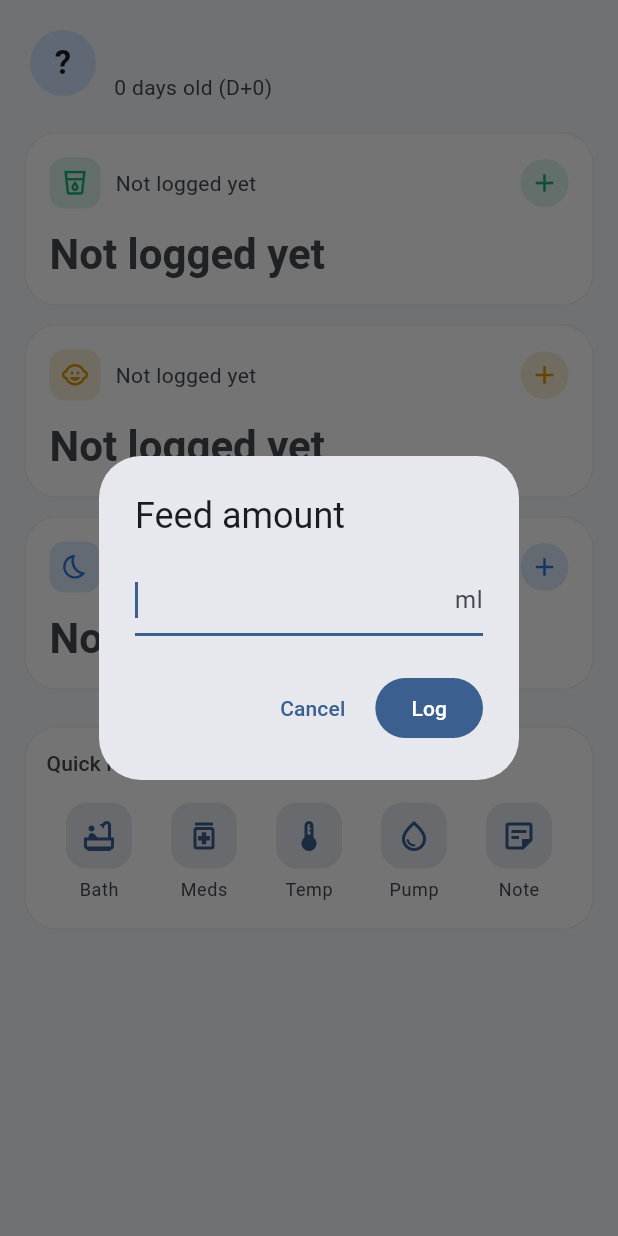
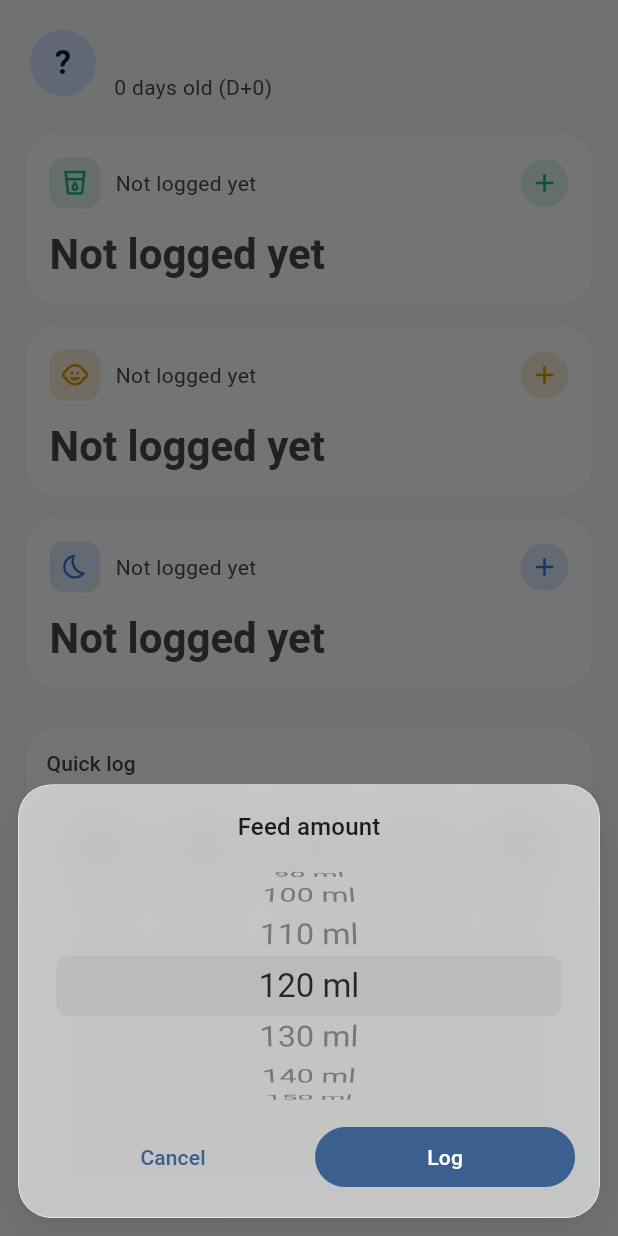
Before and after one commit to hojoongdev/dayby, a Flutter app: the _Board widget shown alone on an empty page, opened directly with empty values, after a tap on the "add" icon, on a phone screen of 412 x 824 dp. Run offline on Flutter 3.47's test engine with Material 3 defaults, Android fonts, the phone set to English and light mode, and no system bars; our stand-ins replace cross_file, dio, fl_chart, flutter_local_notifications, flutter_riverpod, flutter_secure_storage and 8 more; missing offline and left inert: record; accounts and stored records are empty; network calls fail.

Commit message:
Pick a feed amount on a wheel; stop the log toast stacking
A feed is a familiar 30-300 ml range, so spin a wheel to it instead of typing.
And tapping sleep down-then-up left two toasts sitting there; the newest now
replaces the last.

```diff
--- a/app/lib/screens/dashboard_screen.dart
+++ b/app/lib/screens/dashboard_screen.dart
@@ -1,3 +1,4 @@
+import 'package:flutter/cupertino.dart';
 import 'package:flutter/material.dart';
 import 'package:flutter_riverpod/flutter_riverpod.dart';
 
@@ -127,6 +128,9 @@ class _Board extends ConsumerWidget {
             source: 'text',
           );
       _refresh(ref);
+      // Tapping sleep twice (down, then up) should not stack two bars that then sit
+      // there; the newest replaces the last.
+      messenger.hideCurrentSnackBar();
       messenger.showSnackBar(SnackBar(
         content: Text(
             'Logged ${eventSummary(saved.type, saved.subtype, saved.fields, units: units)}'),
@@ -224,10 +228,78 @@ class _Board extends ConsumerWidget {
 }
 
 /// Ask for a volume in the caregiver's unit, return millilitres (what is stored).
+/// A feed is a familiar range, not free text — spin a wheel to it. ml 30–300 by 10,
+/// or oz 1–10 by a half. Returns ml (what is stored).
 Future<double?> _askAmount(BuildContext context, String title, String unit) async {
-  final value = await _askNumber(context, title, unit);
-  if (value == null) return null;
-  return unit == 'oz' ? value * 29.5735 : value;
+  final oz = unit == 'oz';
+  final values = oz
+      ? [for (var v = 1.0; v <= 10.0; v += 0.5) v]
+      : [for (var v = 30.0; v <= 300.0; v += 10.0) v];
+  final start = () {
+    final i = values.indexOf(oz ? 4.0 : 120.0);
+    return i < 0 ? values.length ~/ 2 : i;
+  }();
+  final controller = FixedExtentScrollController(initialItem: start);
+  var index = start;
+
+  final picked = await showModalBottomSheet<double>(
+    context: context,
+    backgroundColor: Colors.transparent,
+    builder: (ctx) {
+      final theme = Theme.of(ctx);
+      return SafeArea(
+        child: Padding(
+          padding: const EdgeInsets.all(12),
+          child: GlassCard(
+            child: Column(
+              mainAxisSize: MainAxisSize.min,
+              children: [
+                Text(title, style: theme.textTheme.titleMedium),
+                const SizedBox(height: 4),
+                SizedBox(
+                  height: 180,
+                  child: CupertinoPicker(
+                    scrollController: controller,
+                    itemExtent: 40,
+                    onSelectedItemChanged: (i) => index = i,
+                    children: [
+                      for (final v in values)
+                        Center(
+                          child: Text(
+                            oz ? '$v oz' : '${v.toInt()} ml',
+                            style: theme.textTheme.titleLarge,
+                          ),
+                        ),
+                    ],
+                  ),
+                ),
+                Row(
+                  children: [
+                    Expanded(
+                      child: TextButton(
+                        onPressed: () => Navigator.pop(ctx),
+                        child: const Text('Cancel'),
+                      ),
+                    ),
+                    const SizedBox(width: 8),
+                    Expanded(
+                      child: FilledButton(
+                        onPressed: () => Navigator.pop(ctx, values[index]),
+                        child: const Text('Log'),
+                      ),
+                    ),
+                  ],
+                ),
+              ],
+            ),
+          ),
+        ),
+      );
+    },
+  );
+  controller.dispose();
+  if (picked == null) return null;
+  return oz ? picked * 29.5735 : picked;
 }
 
 /// Ask for a temperature in the caregiver's unit, return Celsius (what is stored).
```
